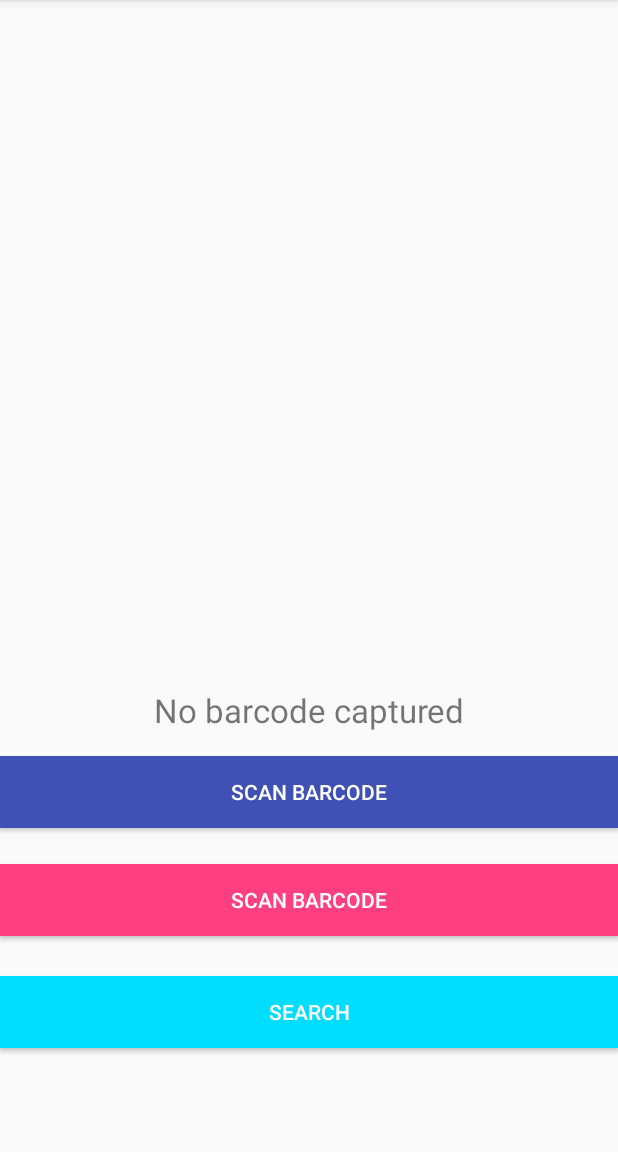
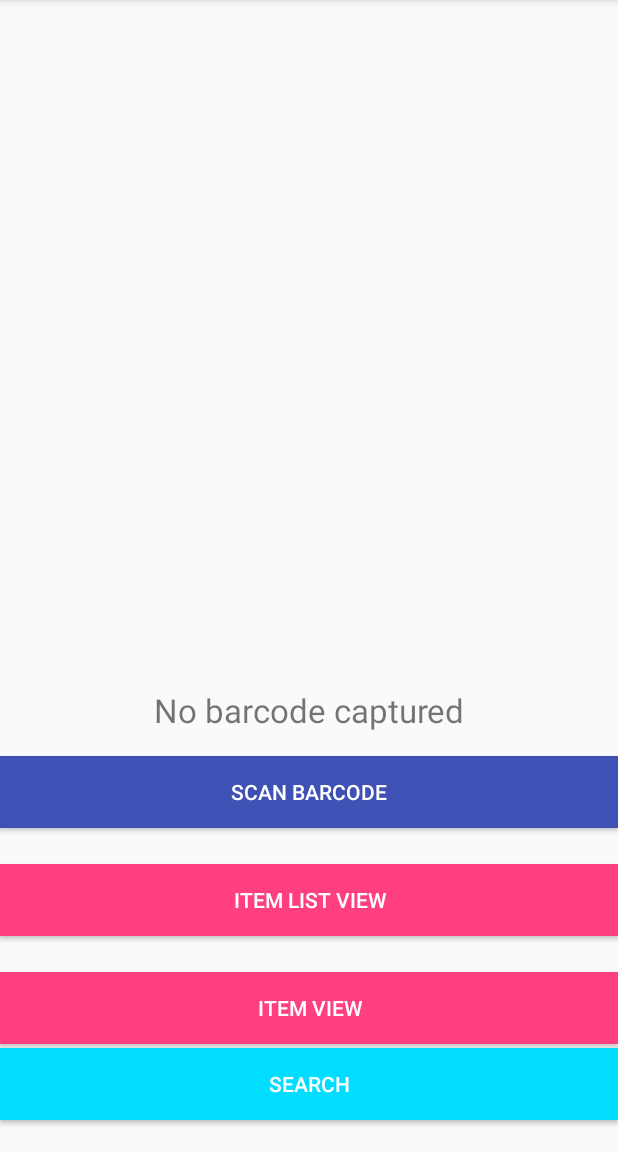
Before and after one commit to jyrno/ProMuseum, an Android app: the screen it shows after launch (MainActivity), on a phone screen of 412 x 824 dp, the part 84-1236 px from its top. Run offline under Robolectric (Android 15) with nearby library versions, the phone set to English and light mode, and no system bars.

Commit message:
Some changes

```diff
--- a/app/src/main/res/layout/activity_main.xml
+++ b/app/src/main/res/layout/activity_main.xml
@@ -33,12 +33,12 @@
         app:layout_constraintVertical_bias="0.7"/>
 
     <Button
-        android:id="@+id/show_item"
+        android:id="@+id/show_item_list"
         android:layout_width="match_parent"
         android:layout_height="wrap_content"
         android:layout_below="@id/scan_barcode_button"
         android:background="@color/colorAccent"
-        android:text="@string/scan_barcode_button"
+        android:text="@string/main_item_list"
         android:textColor="@color/colorWhite"
         app:layout_constraintBottom_toBottomOf="parent"
         app:layout_constraintTop_toTopOf="parent"
@@ -46,15 +46,28 @@
         tools:text="Show Item" />
 
     <Button
+        android:id="@+id/show_item"
+        android:layout_width="match_parent"
+        android:layout_height="wrap_content"
+        android:layout_below="@id/show_item_list"
+        android:background="@color/colorAccent"
+        android:text="@string/main_item"
+        android:textColor="@color/colorWhite"
+        app:layout_constraintBottom_toBottomOf="parent"
+        app:layout_constraintTop_toTopOf="parent"
+        app:layout_constraintVertical_bias="0.9"
+        tools:text="Show Item" />
+
+    <Button
         android:id="@+id/search_page_button"
         android:layout_width="match_parent"
         android:layout_height="wrap_content"
-        android:layout_below="@id/show_item"
+        android:layout_below="@id/show_item_list"
         android:background="@android:color/holo_blue_bright"
         android:text="Search"
         android:textColor="@color/colorWhite"
         app:layout_constraintBottom_toBottomOf="parent"
         app:layout_constraintTop_toTopOf="parent"
-        app:layout_constraintVertical_bias="0.904" />
+        app:layout_constraintVertical_bias="0.97" />
 
 </android.support.constraint.ConstraintLayout>
--- a/app/src/main/res/values/strings.xml
+++ b/app/src/main/res/values/strings.xml
@@ -17,6 +17,7 @@
 
     <!-- Main page -->
     <string name="main_item">Item view</string>
+    <string name="main_item_list">Item List view</string>
 
     <!-- Item -->
     <string name="item_code_title">Kood</string>
```
